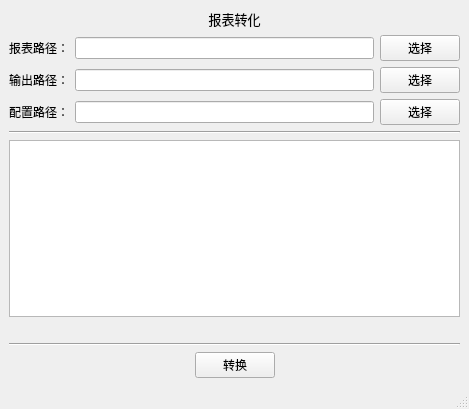
This is JianCeBaoBiaoZhuanHuan/converter.ui in YouRockMyWorld/Python_Projects as Qt 5 draws it before an edit. The edited form follows.
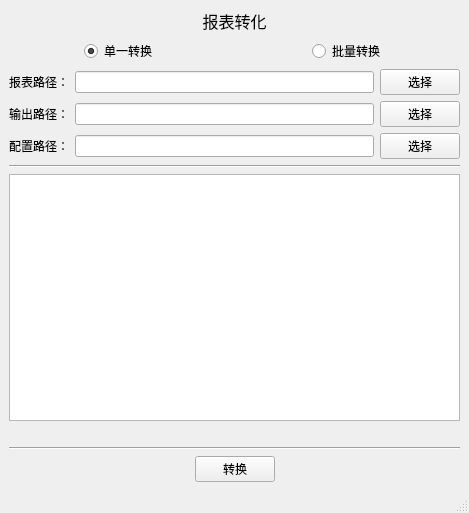
This is the edited form.

Commit message: 增加批量转换

The edit to the form file:
```diff
--- a/JianCeBaoBiaoZhuanHuan/converter.ui
+++ b/JianCeBaoBiaoZhuanHuan/converter.ui
@@ -7,7 +7,7 @@
     <x>0</x>
     <y>0</y>
     <width>469</width>
-    <height>409</height>
+    <height>513</height>
    </rect>
   </property>
   <property name="sizePolicy">
@@ -25,7 +25,7 @@
      <widget class="QLabel" name="label_3">
       <property name="font">
        <font>
-        <pointsize>10</pointsize>
+        <pointsize>12</pointsize>
         <weight>50</weight>
         <bold>false</bold>
        </font>
@@ -38,6 +38,27 @@
       </property>
      </widget>
     </item>
+    <item>
+     <layout class="QHBoxLayout" name="horizontalLayout_5">
+      <item alignment="Qt::AlignHCenter">
+       <widget class="QRadioButton" name="radioButton_single">
+        <property name="text">
+         <string>单一转换</string>
+        </property>
+        <property name="checked">
+         <bool>true</bool>
+        </property>
+       </widget>
+      </item>
+      <item alignment="Qt::AlignHCenter">
+       <widget class="QRadioButton" name="radioButton_multi">
+        <property name="text">
+         <string>批量转换</string>
+        </property>
+       </widget>
+      </item>
+     </layout>
+    </item>
     <item>
      <layout class="QHBoxLayout" name="horizontalLayout">
       <item>
```
The commit also changes 2 other files.
